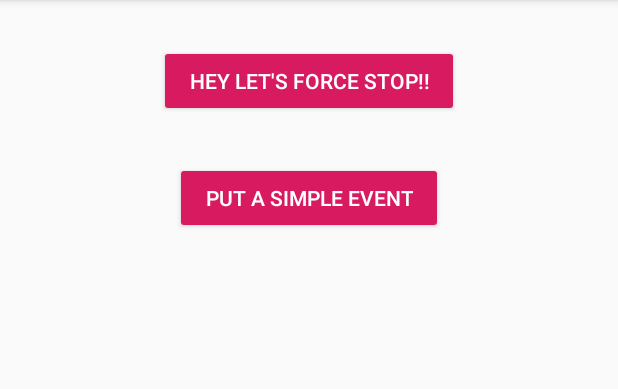
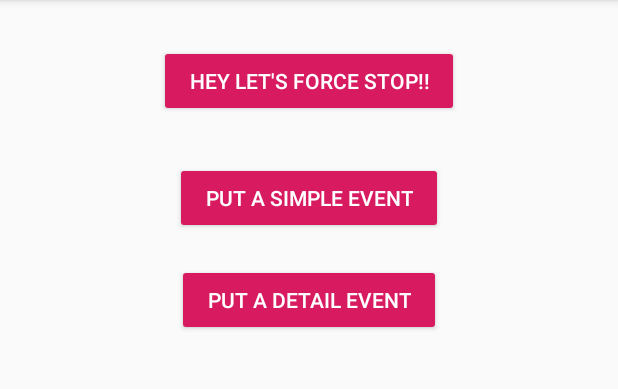
Before and after one commit to pingmelive/android.lib, an Android app: the sampleActivity screen opened directly, with no data from a screen before it, on a phone screen of 412 x 824 dp, the part 84-473 px from its top. Run offline under Robolectric (Android 15) with nearby library versions, the phone set to English and light mode, and no system bars.

Commit message:
Updated sample app

```diff
--- a/app/src/main/java/com/pingmelive/sampleActivity.java
+++ b/app/src/main/java/com/pingmelive/sampleActivity.java
@@ -37,5 +37,17 @@ public class sampleActivity extends AppCompatActivity {
 
             }
         });
+
+        Button detailedEvent = findViewById(R.id.detailedEvent);
+        detailedEvent.setOnClickListener(new View.OnClickListener() {
+            @Override
+            public void onClick(View view) {
+
+                Toast.makeText(sampleActivity.this, "Detailed event sent", Toast.LENGTH_SHORT).show();
+                pingMeLive.detailedEvent("Detailed event","This is a Detailed event!!","You can send big information here.");
+
+
+            }
+        });
     }
 }
--- a/app/src/main/res/layout/activity_sample.xml
+++ b/app/src/main/res/layout/activity_sample.xml
@@ -29,5 +29,16 @@
         android:layout_gravity="center"
         android:text="Put a simple event"
         style="@style/Widget.AppCompat.Button.Colored"/>
+    <Button
+        android:id="@+id/detailedEvent"
+        android:layout_width="wrap_content"
+        android:layout_height="wrap_content"
+        android:layout_centerInParent="true"
+        android:layout_marginTop="20dp"
+        android:paddingStart="20dp"
+        android:paddingEnd="20dp"
+        android:layout_gravity="center"
+        android:text="Put a detail event"
+        style="@style/Widget.AppCompat.Button.Colored"/>
 
 </LinearLayout>
```
